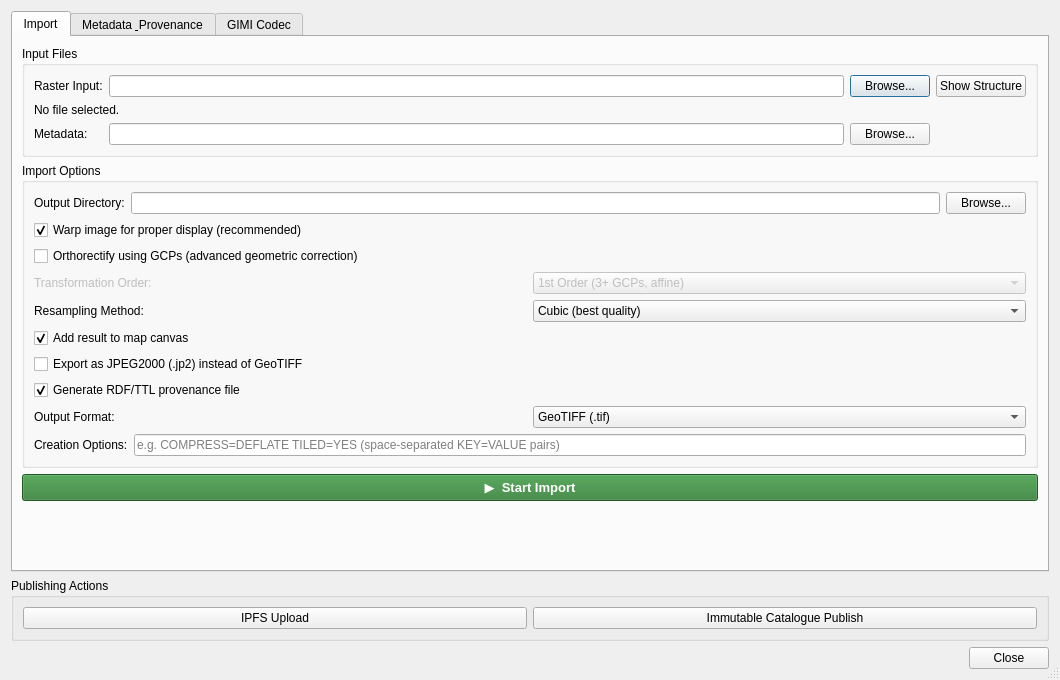
Old version of the form heif_ttl_dialog_base.ui in the repository luciocola/qgis-raster-manager.
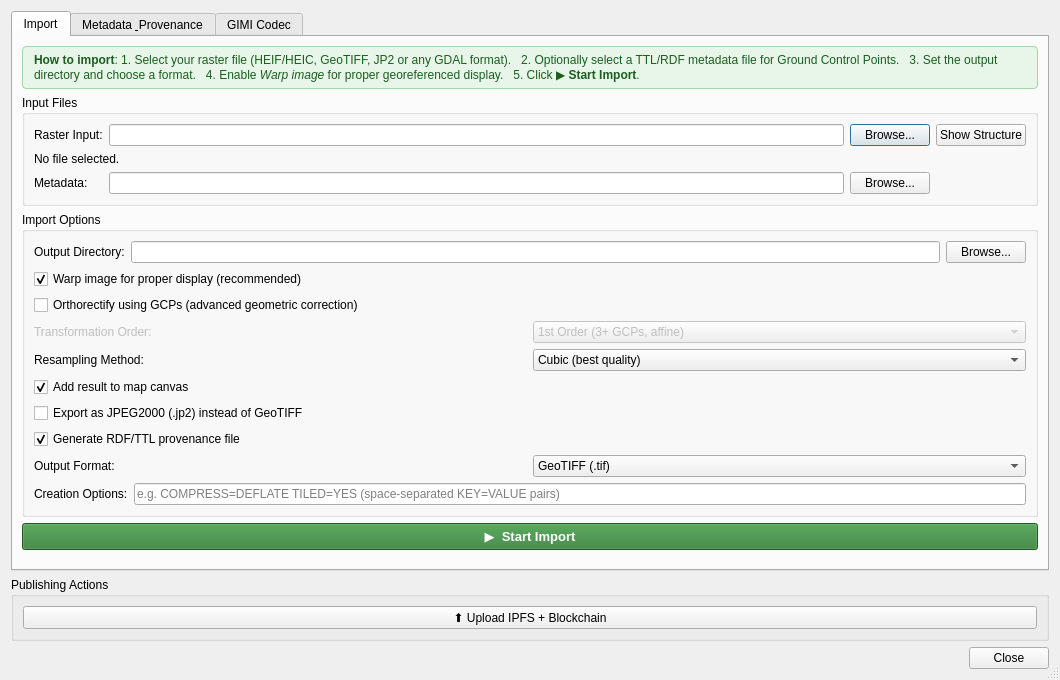
New version of the form.

Commit message: feat: UI workflow labels and dialog improvements

```diff
--- a/heif_ttl_dialog_base.ui
+++ b/heif_ttl_dialog_base.ui
@@ -19,6 +19,13 @@
      <widget class="QWidget" name="tabInput">
       <attribute name="title"><string>Import</string></attribute>
       <layout class="QVBoxLayout" name="verticalLayoutTab1">
+       <item>
+        <widget class="QLabel" name="lblImportSteps">
+         <property name="text"><string>&lt;b&gt;How to import&lt;/b&gt;: 1. Select your raster file (HEIF/HEIC, GeoTIFF, JP2 or any GDAL format). &amp;nbsp; 2. Optionally select a TTL/RDF metadata file for Ground Control Points. &amp;nbsp; 3. Set the output directory and choose a format. &amp;nbsp; 4. Enable &lt;i&gt;Warp image&lt;/i&gt; for proper georeferenced display. &amp;nbsp; 5. Click &lt;b&gt;▶ Start Import&lt;/b&gt;.</string></property>
+         <property name="wordWrap"><bool>true</bool></property>
+         <property name="styleSheet"><string>QLabel { background: #E8F5E9; border: 1px solid #A5D6A7; border-radius: 4px; padding: 6px 8px; color: #1B5E20; }</string></property>
+        </widget>
+       </item>
        <item>
         <widget class="QGroupBox" name="groupBoxFiles">
          <property name="title"><string>Input Files</string></property>
@@ -537,16 +544,8 @@
      <layout class="QHBoxLayout" name="horizontalLayoutPublishing">
       <item>
        <widget class="QPushButton" name="btnSTACExportAction">
-        <property name="text"><string>IPFS Upload</string></property>
-        <property name="toolTip"><string>Select a STAC service and query items by bounding box, date range and collection</string></property>
-        <property name="enabled"><bool>true</bool></property>
-        <property name="minimumHeight"><number>32</number></property>
-       </widget>
-      </item>
-      <item>
-       <widget class="QPushButton" name="btnImmutablePublish">
-        <property name="text"><string>Immutable Catalogue Publish</string></property>
-        <property name="toolTip"><string>Publish to an immutable STAC catalogue via the Satellite STAC Importer plugin. Opens the plugin if installed, or prompts to download it.</string></property>
+        <property name="text"><string>⬆ Upload IPFS + Blockchain</string></property>
+        <property name="toolTip"><string>Upload files to IPFS and then register the asset on the blockchain in a single sequential workflow.</string></property>
         <property name="enabled"><bool>true</bool></property>
         <property name="minimumHeight"><number>32</number></property>
        </widget>
```
Left out of the diff: 14 changed lines with no effect on the pictures. The commit also changes 1 other file.
